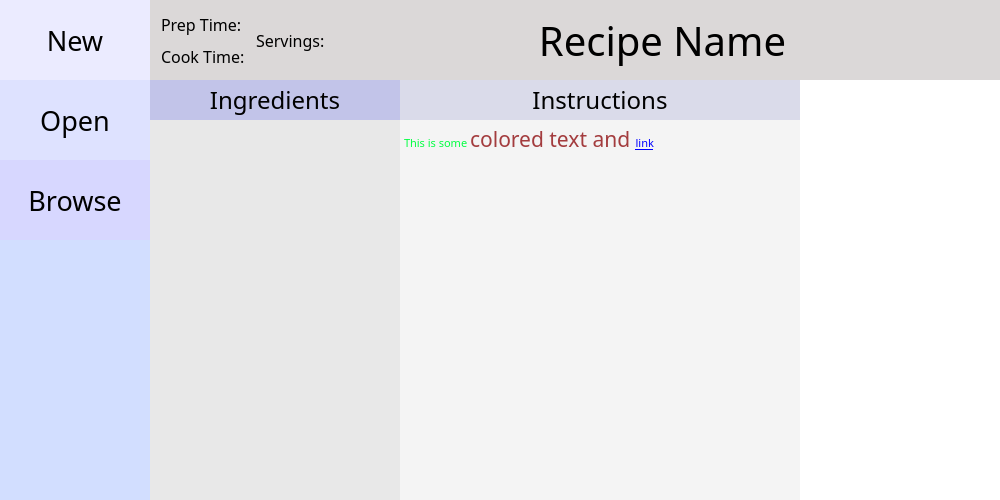
This is gui/mainwindow.ui in andrewlalis/RecipeDB as Qt 5 draws it before an edit. The edited form follows.
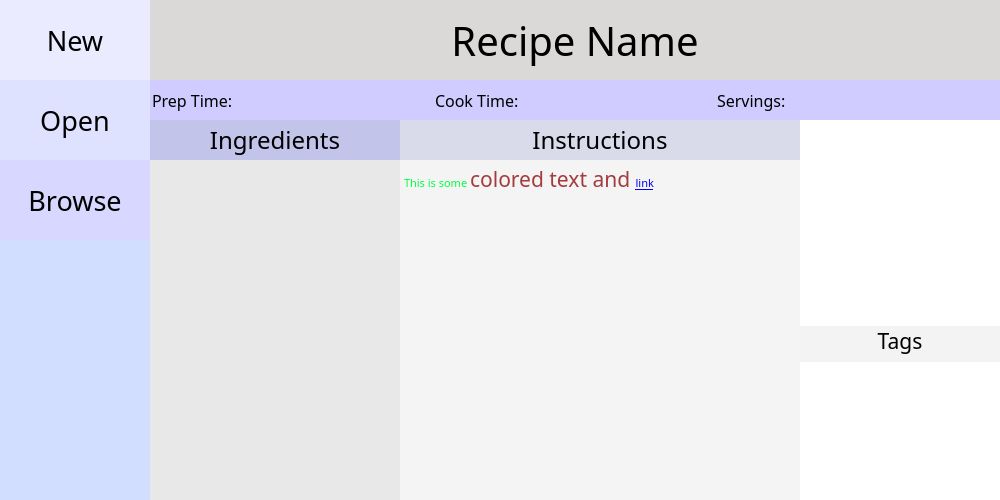
This is the edited form. Icons and pictures are not drawn. Custom widgets are drawn as their Qt base class.

Commit message: Added new unit dialog, scaling images properly, tags list, moved basic info, and some other things.

```diff
--- a/gui/mainwindow.ui
+++ b/gui/mainwindow.ui
@@ -270,17 +270,44 @@
           <property name="bottomMargin">
            <number>0</number>
           </property>
-          <item alignment="Qt::AlignLeft">
-           <widget class="QWidget" name="basicInfoSubPanel" native="true">
+          <item>
+           <widget class="QLabel" name="recipeNameLabel">
+            <property name="sizePolicy">
+             <sizepolicy hsizetype="Expanding" vsizetype="Fixed">
+              <horstretch>0</horstretch>
+              <verstretch>0</verstretch>
+             </sizepolicy>
+            </property>
+            <property name="minimumSize">
+             <size>
+              <width>0</width>
+              <height>80</height>
+             </size>
+            </property>
             <property name="font">
              <font>
               <family>Noto Sans CJK KR Light</family>
+              <pointsize>30</pointsize>
+              <weight>50</weight>
+              <italic>false</italic>
+              <bold>false</bold>
+              <stylestrategy>PreferAntialias</stylestrategy>
              </font>
             </property>
-            <layout class="QVBoxLayout" name="verticalLayout_4">
+            <property name="text">
+             <string>Recipe Name</string>
+            </property>
+            <property name="alignment">
+             <set>Qt::AlignCenter</set>
+            </property>
+           </widget>
+          </item>
+         </layout>
+        </widget>
+       </item>
              <item>
-              <widget class="QWidget" name="prepTimePanel" native="true">
-               <layout class="QHBoxLayout" name="horizontalLayout_4">
+        <widget class="QWidget" name="allInfoPanel" native="true">
+         <layout class="QVBoxLayout" name="verticalLayout_7">
                 <property name="spacing">
                  <number>0</number>
                 </property>
@@ -295,6 +322,39 @@
                 </property>
                 <property name="bottomMargin">
                  <number>0</number>
+          </property>
+          <item>
+           <widget class="QWidget" name="basicData" native="true">
+            <property name="sizePolicy">
+             <sizepolicy hsizetype="Preferred" vsizetype="Fixed">
+              <horstretch>0</horstretch>
+              <verstretch>0</verstretch>
+             </sizepolicy>
+            </property>
+            <property name="minimumSize">
+             <size>
+              <width>0</width>
+              <height>40</height>
+             </size>
+            </property>
+            <property name="styleSheet">
+             <string notr="true">background-color: rgb(208, 204, 255);</string>
+            </property>
+            <layout class="QHBoxLayout" name="horizontalLayout_7">
+             <property name="spacing">
+              <number>2</number>
+             </property>
+             <property name="leftMargin">
+              <number>2</number>
+             </property>
+             <property name="topMargin">
+              <number>2</number>
+             </property>
+             <property name="rightMargin">
+              <number>2</number>
+             </property>
+             <property name="bottomMargin">
+              <number>2</number>
                 </property>
                 <item>
                  <widget class="QLabel" name="prepTimeLabel">
@@ -309,29 +369,11 @@
                   </property>
                  </widget>
                 </item>
-               </layout>
-              </widget>
-             </item>
-             <item>
-              <widget class="QWidget" name="cookTimePanel" native="true">
-               <layout class="QHBoxLayout" name="horizontalLayout_5">
-                <property name="spacing">
-                 <number>0</number>
-                </property>
-                <property name="leftMargin">
-                 <number>0</number>
-                </property>
-                <property name="topMargin">
-                 <number>0</number>
-                </property>
-                <property name="rightMargin">
-                 <number>0</number>
-                </property>
-                <property name="bottomMargin">
-                 <number>0</number>
-                </property>
                 <item>
                  <widget class="QLabel" name="cookTimeLabel">
+               <property name="enabled">
+                <bool>true</bool>
+               </property>
                   <property name="font">
                    <font>
                     <family>Noto Sans CJK KR Light</family>
@@ -343,30 +385,6 @@
                   </property>
                  </widget>
                 </item>
-               </layout>
-              </widget>
-             </item>
-            </layout>
-           </widget>
-          </item>
-          <item>
-           <widget class="QWidget" name="servingsPanel" native="true">
-            <layout class="QHBoxLayout" name="horizontalLayout_6">
-             <property name="spacing">
-              <number>0</number>
-             </property>
-             <property name="leftMargin">
-              <number>0</number>
-             </property>
-             <property name="topMargin">
-              <number>0</number>
-             </property>
-             <property name="rightMargin">
-              <number>0</number>
-             </property>
-             <property name="bottomMargin">
-              <number>0</number>
-             </property>
              <item>
               <widget class="QLabel" name="servingsLabel">
                <property name="font">
@@ -384,42 +402,7 @@
            </widget>
           </item>
           <item>
-           <widget class="QLabel" name="recipeNameLabel">
-            <property name="sizePolicy">
-             <sizepolicy hsizetype="Expanding" vsizetype="Fixed">
-              <horstretch>0</horstretch>
-              <verstretch>0</verstretch>
-             </sizepolicy>
-            </property>
-            <property name="minimumSize">
-             <size>
-              <width>0</width>
-              <height>80</height>
-             </size>
-            </property>
-            <property name="font">
-             <font>
-              <family>Noto Sans CJK KR Light</family>
-              <pointsize>30</pointsize>
-              <weight>50</weight>
-              <italic>false</italic>
-              <bold>false</bold>
-              <stylestrategy>PreferAntialias</stylestrategy>
-             </font>
-            </property>
-            <property name="text">
-             <string>Recipe Name</string>
-            </property>
-            <property name="alignment">
-             <set>Qt::AlignCenter</set>
-            </property>
-           </widget>
-          </item>
-         </layout>
-        </widget>
-       </item>
-       <item>
-        <widget class="QWidget" name="displayPanelContent" native="true">
+           <widget class="QWidget" name="mainInfoPanel" native="true">
          <property name="sizePolicy">
           <sizepolicy hsizetype="Preferred" vsizetype="Expanding">
            <horstretch>0</horstretch>
@@ -661,8 +644,8 @@
             </layout>
            </widget>
           </item>
-          <item>
-           <widget class="QWidget" name="imagePanelWidget" native="true">
+             <item alignment="Qt::AlignTop">
+              <widget class="QWidget" name="imageAndTags" native="true">
             <property name="sizePolicy">
              <sizepolicy hsizetype="Preferred" vsizetype="Expanding">
               <horstretch>0</horstretch>
@@ -680,8 +663,26 @@
             </property>
             <layout class="QVBoxLayout" name="imagePanel">
              <property name="spacing">
+                 <number>6</number>
+                </property>
+                <property name="leftMargin">
               <number>0</number>
              </property>
+                <property name="topMargin">
+                 <number>0</number>
+                </property>
+                <property name="rightMargin">
+                 <number>0</number>
+                </property>
+                <property name="bottomMargin">
+                 <number>0</number>
+                </property>
+                <item>
+                 <widget class="QWidget" name="imagePanelWidget" native="true">
+                  <layout class="QVBoxLayout" name="verticalLayout_5">
+                   <property name="spacing">
+                    <number>0</number>
+                   </property>
              <property name="leftMargin">
               <number>0</number>
              </property>
@@ -695,7 +696,25 @@
               <number>0</number>
              </property>
              <item>
-              <widget class="QLabel" name="imageLabel">
+                    <widget class="AspectRatioPixmapLabel" name="imageLabel">
+                     <property name="sizePolicy">
+                      <sizepolicy hsizetype="MinimumExpanding" vsizetype="MinimumExpanding">
+                       <horstretch>0</horstretch>
+                       <verstretch>0</verstretch>
+                      </sizepolicy>
+                     </property>
+                     <property name="minimumSize">
+                      <size>
+                       <width>200</width>
+                       <height>200</height>
+                      </size>
+                     </property>
+                     <property name="maximumSize">
+                      <size>
+                       <width>500</width>
+                       <height>16777215</height>
+                      </size>
+                     </property>
                <property name="pixmap">
                 <pixmap resource="../images.qrc">:/images/images/no_image.png</pixmap>
                </property>
@@ -710,6 +729,73 @@
             </layout>
            </widget>
           </item>
+                <item alignment="Qt::AlignTop">
+                 <widget class="QWidget" name="tagsPanel" native="true">
+                  <property name="sizePolicy">
+                   <sizepolicy hsizetype="Preferred" vsizetype="Expanding">
+                    <horstretch>0</horstretch>
+                    <verstretch>0</verstretch>
+                   </sizepolicy>
+                  </property>
+                  <property name="styleSheet">
+                   <string notr="true">background-color: rgb(243, 243, 243);</string>
+                  </property>
+                  <layout class="QVBoxLayout" name="verticalLayout_6">
+                   <property name="leftMargin">
+                    <number>0</number>
+                   </property>
+                   <property name="topMargin">
+                    <number>0</number>
+                   </property>
+                   <property name="rightMargin">
+                    <number>0</number>
+                   </property>
+                   <property name="bottomMargin">
+                    <number>0</number>
+                   </property>
+                   <item>
+                    <widget class="QLabel" name="tagsLabel">
+                     <property name="font">
+                      <font>
+                       <family>Noto Sans CJK KR Light</family>
+                       <pointsize>16</pointsize>
+                       <stylestrategy>PreferAntialias</stylestrategy>
+                      </font>
+                     </property>
+                     <property name="text">
+                      <string>Tags</string>
+                     </property>
+                     <property name="alignment">
+                      <set>Qt::AlignCenter</set>
+                     </property>
+                    </widget>
+                   </item>
+                   <item>
+                    <widget class="QListView" name="tagsListView">
+                     <property name="font">
+                      <font>
+                       <family>Noto Sans CJK KR Light</family>
+                       <pointsize>12</pointsize>
+                       <stylestrategy>PreferAntialias</stylestrategy>
+                      </font>
+                     </property>
+                     <property name="styleSheet">
+                      <string notr="true">background-color: rgb(255, 255, 255);</string>
+                     </property>
+                     <property name="frameShape">
+                      <enum>QFrame::NoFrame</enum>
+                     </property>
+                    </widget>
+                   </item>
+                  </layout>
+                 </widget>
+                </item>
+               </layout>
+              </widget>
+             </item>
+            </layout>
+           </widget>
+          </item>
          </layout>
         </widget>
        </item>
@@ -720,6 +806,13 @@
   </widget>
  </widget>
  <layoutdefault spacing="6" margin="11"/>
+ <customwidgets>
+  <customwidget>
+   <class>AspectRatioPixmapLabel</class>
+   <extends>QLabel</extends>
+   <header>utils/aspectratiopixmaplabel.h</header>
+  </customwidget>
+ </customwidgets>
  <resources>
   <include location="../images.qrc"/>
  </resources>
```
Left out of the diff: 4 changed lines with no effect on the pictures. Lines whose indentation alone changed are shown as unchanged. The commit also changes 21 other files.
